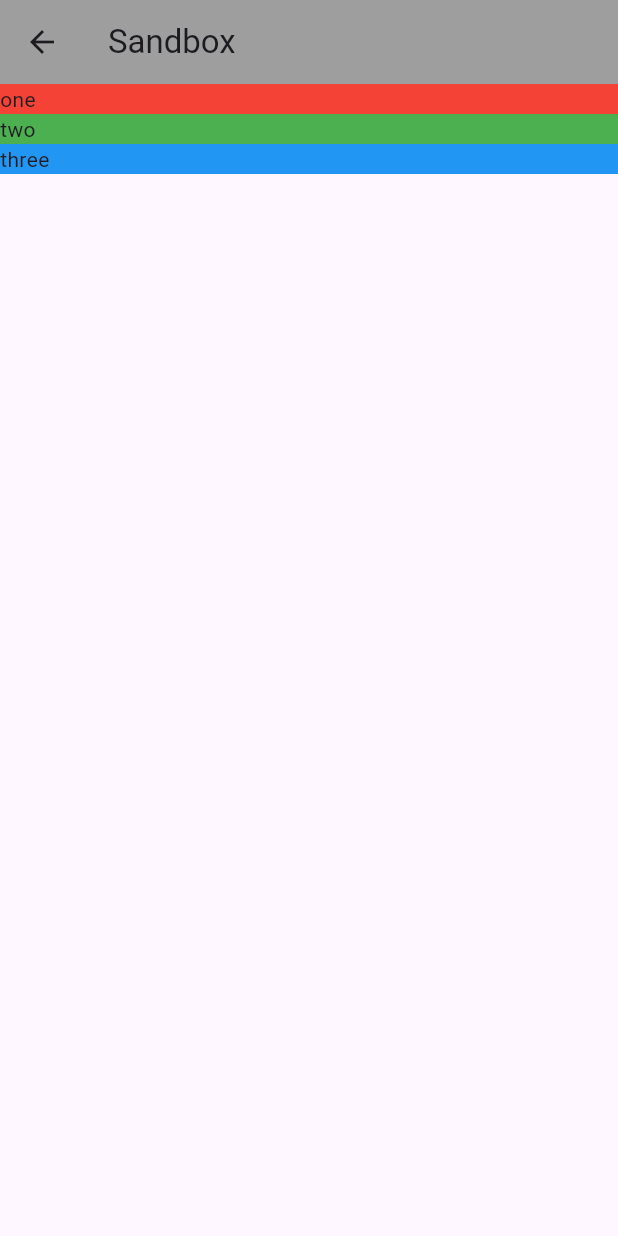
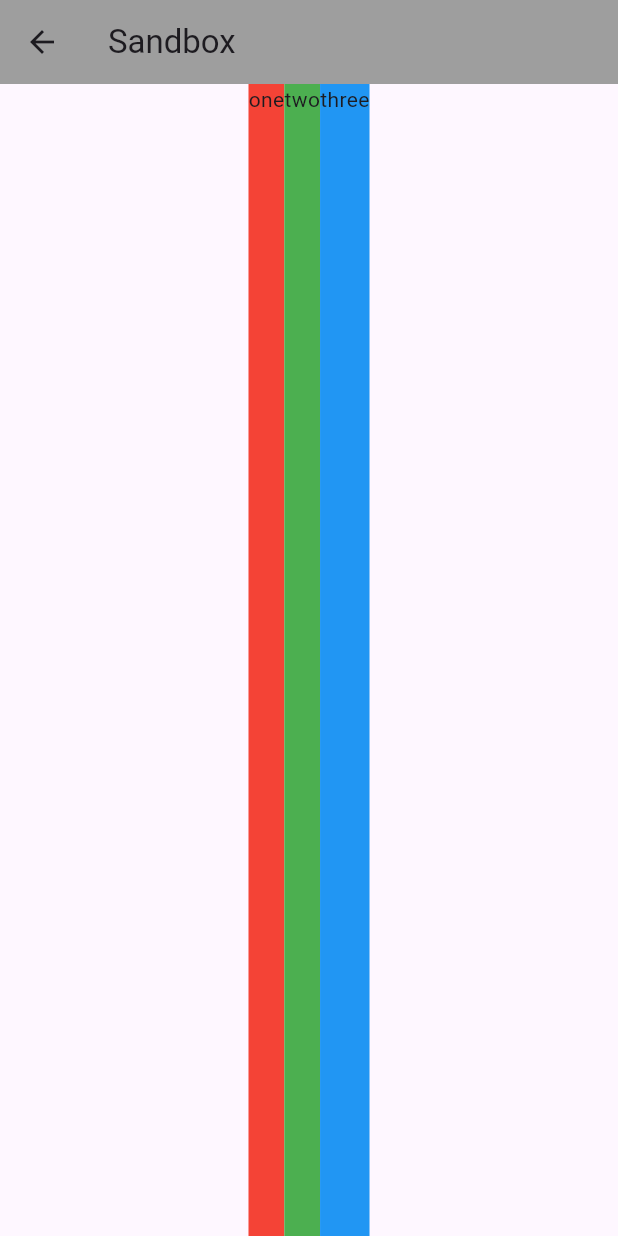
Before and after one commit to jodosjodos/flutter-coffee, a Flutter app: the Sandbox screen opened directly, on a phone screen of 412 x 824 dp. Run offline on Flutter 3.47's test engine with Material 3 defaults, Android fonts, the light colour scheme and no system bars.

Commit message:
[add] done with Rows

```diff
--- a/lib/home.dart
+++ b/lib/home.dart
@@ -1,3 +1,4 @@
+import 'package:coffee_card/coffee_prefs.dart';
 import 'package:flutter/material.dart';
 
 class Home extends StatelessWidget {
@@ -25,7 +26,7 @@ class Home extends StatelessWidget {
           Container(
             color: Colors.brown[100],
             padding: const EdgeInsets.all(20),
-            child: const Text("Coffee pref.."),
+            child: const CoffeePres(),
           )
         ],
       ),
--- a/lib/main.dart
+++ b/lib/main.dart
@@ -1,6 +1,5 @@
 import 'package:coffee_card/home.dart';
 import 'package:flutter/material.dart';
-import 'package:flutter/widgets.dart';
 
 void main() {
   runApp(const MaterialApp(home: Home()));
@@ -12,30 +11,32 @@ class Sandbox extends StatelessWidget {
   @override
   Widget build(BuildContext context) {
     return Scaffold(
-      appBar:
-          AppBar(title: const Text("Sandbox"), backgroundColor: Colors.grey),
-      body: Column(
+        appBar: AppBar(
+          title: const Text("Sandbox"),
+          backgroundColor: Colors.grey,
+        ),
+        body: Row(
+            mainAxisAlignment: MainAxisAlignment.center,
             crossAxisAlignment: CrossAxisAlignment.stretch,
-        mainAxisAlignment: MainAxisAlignment.start,
+            textDirection: TextDirection.ltr,
             children: [
               Container(
-            width: 100,
+                height: 100,
                 color: Colors.red,
                 child: const Text("one"),
               ),
               Container(
-            width: 200,
+                height: 200,
                 color: Colors.green,
                 child: const Text("two"),
               ),
               Container(
-            width: 300,
+                height: 300,
                 color: Colors.blue,
                 child: const Text("three"),
-          )
+              ),
             ],
           ),
         );
   }
 }
-// containers
```
Also changed, not shown: lib/coffee_prefs.dart (added, +29 -0 lines). Lines whose indentation alone changed are shown as unchanged.
